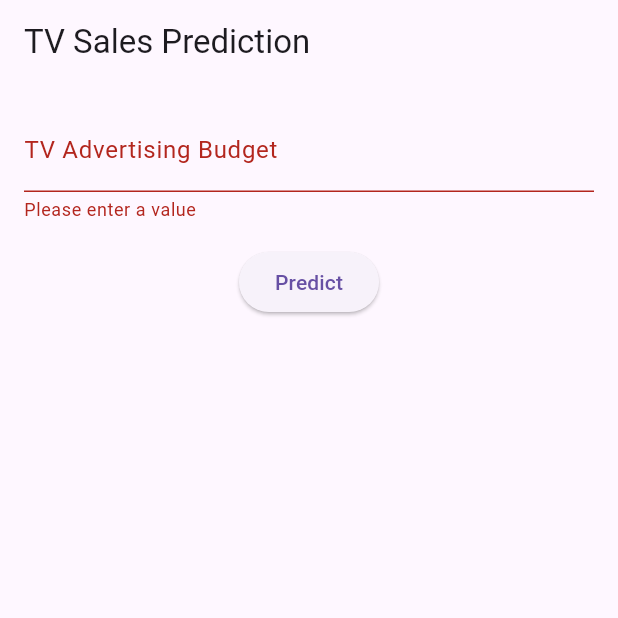
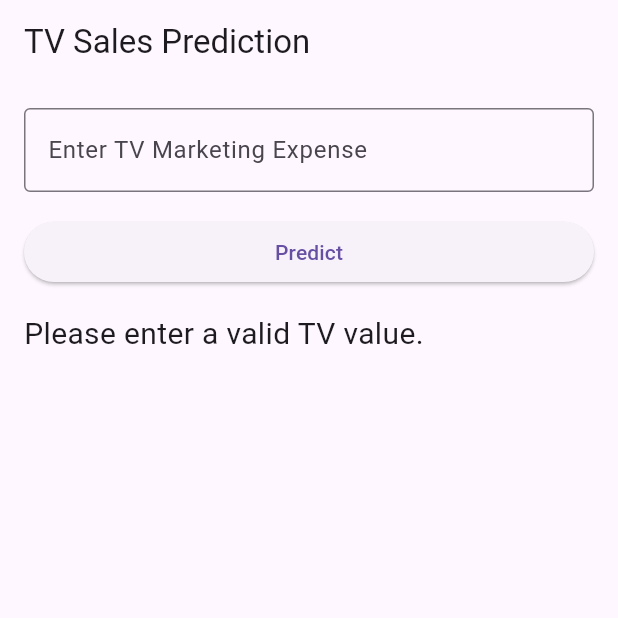
Before and after one commit to Esther-Mbanzabigwi/alu-machine_learning, a Flutter app: the screen it shows after launch, after a tap on "Predict", on a phone screen of 412 x 824 dp, the top half of it. Run offline on Flutter 3.47's test engine with Material 3 defaults, Android fonts, the phone set to English and light mode, and no system bars.

Commit message:
summative done

```diff
--- a/math/LR_app/lib/main.dart
+++ b/math/LR_app/lib/main.dart
@@ -10,6 +10,10 @@
   @override
   Widget build(BuildContext context) {
     return MaterialApp(
+      title: 'Prediction App',
+      theme: ThemeData(
+        primarySwatch: Colors.blue,
+      ),
       home: PredictionPage(),
     );
   }
@@ -21,31 +25,52 @@
 }
 
 class _PredictionPageState extends State<PredictionPage> {
-  final _formKey = GlobalKey<FormState>();
-  final _tvController = TextEditingController();
+  final TextEditingController _controller = TextEditingController();
   String _result = '';
+  bool _isLoading = false;
 
   Future<void> _predict() async {
-    if (!_formKey.currentState!.validate()) {
+    final tvValue = int.tryParse(_controller.text);
+    if (tvValue == null || tvValue <= 0) {
+      setState(() {
+        _result = 'Please enter a valid TV value.';
+      });
       return;
     }
 
+    setState(() {
+      _isLoading = true;
+      _result = '';
+    });
+
     final url =
-        'https://regg-api-vgpo.onrender.com/docs#/default/make_prediction_predict_post';
+        'https://regg-api-vgpo.onrender.com/predict'; // Replace with your actual API URL
+    try {
       final response = await http.post(
         Uri.parse(url),
         headers: {'Content-Type': 'application/json'},
-      body: jsonEncode({'TV': int.parse(_tvController.text)}),
+        body: jsonEncode({'TV': tvValue}),
       );
 
       if (response.statusCode == 200) {
-      final result = jsonDecode(response.body);
+        final jsonResponse = jsonDecode(response.body);
         setState(() {
-        _result = 'Predicted Price: ${result['predicted_price']}';
+          _result = 'Predicted Price: ${jsonResponse['predicted_price']}';
         });
       } else {
         setState(() {
           _result = 'Error: ${response.reasonPhrase}';
+        });
+        debugPrint('Error response: ${response.body}');
+      }
+    } catch (e) {
+      setState(() {
+        _result = 'Error: $e';
+      });
+      debugPrint('Exception: $e');
+    } finally {
+      setState(() {
+        _isLoading = false;
       });
     }
   }
@@ -58,42 +83,30 @@
       ),
       body: Padding(
         padding: const EdgeInsets.all(16.0),
-        child: Form(
-          key: _formKey,
         child: Column(
+          crossAxisAlignment: CrossAxisAlignment.stretch,
           children: [
-              TextFormField(
-                controller: _tvController,
-                decoration: InputDecoration(labelText: 'TV Advertising Budget'),
+            TextField(
+              controller: _controller,
               keyboardType: TextInputType.number,
-                validator: (value) {
-                  if (value == null || value.isEmpty) {
-                    return 'Please enter a value';
-                  }
-                  final number = int.tryParse(value);
-                  if (number == null || number <= 0 || number >= 500) {
-                    return 'Please enter a value between 1 and 499';
-                  }
-                  return null;
-                },
+              decoration: InputDecoration(
+                border: OutlineInputBorder(),
+                labelText: 'Enter TV Marketing Expense',
+              ),
             ),
             SizedBox(height: 16.0),
             ElevatedButton(
-                onPressed: _predict,
-                child: Text('Predict'),
+              onPressed: _isLoading ? null : _predict,
+              child: _isLoading ? CircularProgressIndicator() : Text('Predict'),
             ),
             SizedBox(height: 16.0),
-              Text(_result, style: TextStyle(fontSize: 16)),
+            Text(
+              _result,
+              style: TextStyle(fontSize: 20.0),
+            ),
           ],
-          ),
         ),
       ),
     );
   }
-
-  @override
-  void dispose() {
-    _tvController.dispose();
-    super.dispose();
 }
-}
```
Also changed, not shown: math/LR_app/pubspec.yaml (+72 -7 lines), math/LR_app/pubspec.lock. Lines whose indentation alone changed are shown as unchanged.
